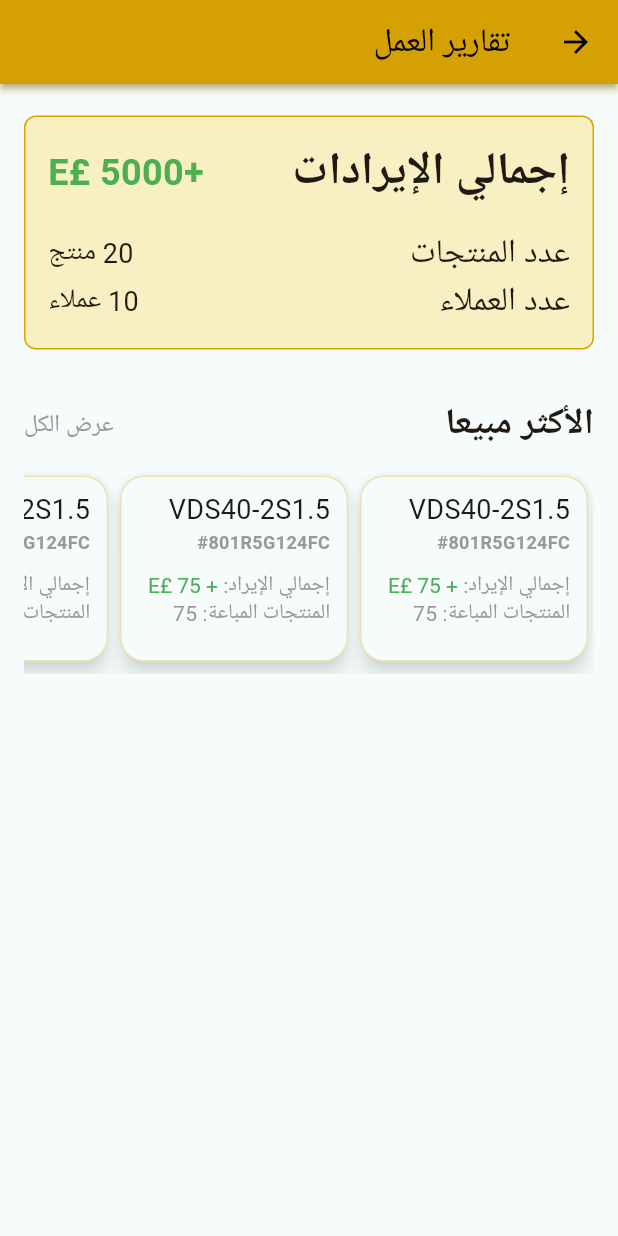
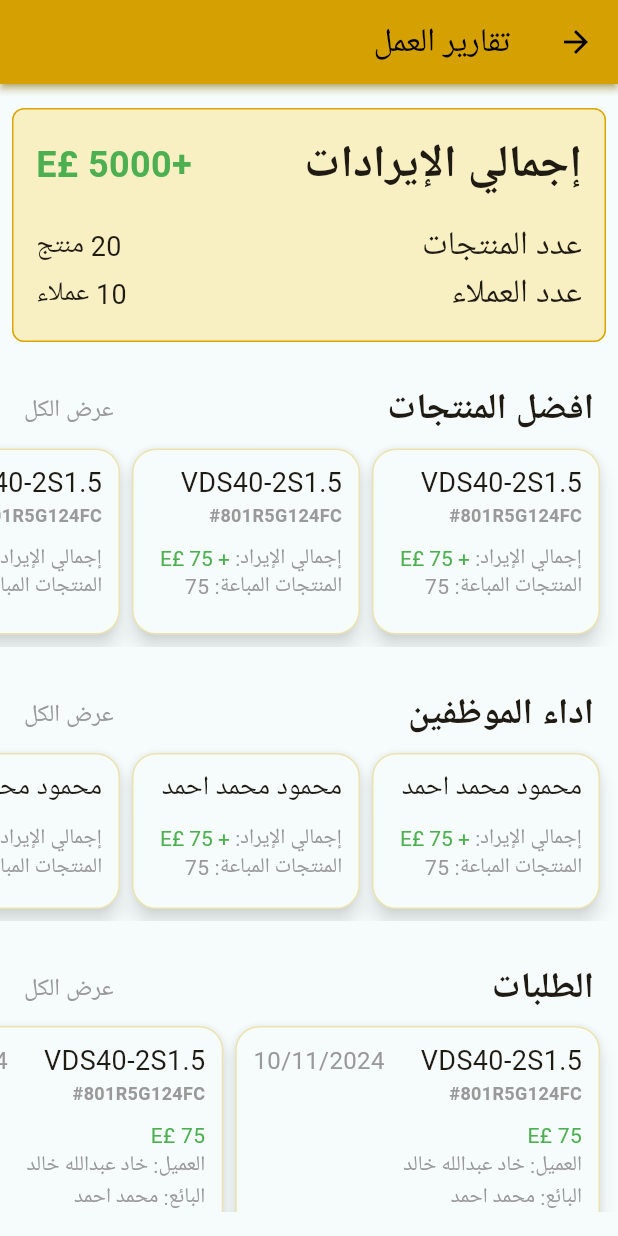
Before and after one commit to ELDemy/inventory_app, a Flutter app: the DashboardScreen screen opened directly, on a phone screen of 412 x 824 dp. Run offline on Flutter 3.47's test engine with Material 3 defaults, Android fonts, the phone set to English and light mode, and no system bars; our stand-ins replace bloc, cloud_firestore, connectivity_plus, firebase_analytics, firebase_auth, firebase_core and 6 more; accounts and stored records are empty.

Commit message:
dashboard main UI

```diff
--- a/lib/core/utils/app_themes/app_colors.dart
+++ b/lib/core/utils/app_themes/app_colors.dart
@@ -4,6 +4,7 @@ abstract class AppColors {
   static const Color primaryColor = Color(0xFFDCA500);
   static const Color primaryBackgroundColor = Color(0xFFF5FCFB);
   static const Color cardBackgroundColor = Color(0xFFF5FCFB);
+  static const Color cardYellowBackgroundColor = Color(0x56FFD456);
 
   static const Color foregroundColor = Colors.black;
   static const Color labelColor = Color(0xFFCC9900);
--- a/lib/core/utils/app_themes/app_theme.dart
+++ b/lib/core/utils/app_themes/app_theme.dart
@@ -30,5 +30,6 @@ class AppTheme {
         borderRadius: BorderRadius.circular(16),
       ),
     ),
+    splashColor: AppColors.primaryColor,
   );
 }
--- a/lib/features/admin/features/dashboard/screens/home_dashboard/presentation/dashboard_screen.dart
+++ b/lib/features/admin/features/dashboard/screens/home_dashboard/presentation/dashboard_screen.dart
@@ -1,5 +1,7 @@
 import 'package:flutter/material.dart';
+import 'package:inventory_app/features/admin/features/dashboard/screens/home_dashboard/presentation/widgets/order_history/order_history.dart';
 
+import 'widgets/top_sellers/top_sellers.dart';
 import 'widgets/top_sold_products/top_sold_products.dart';
 import 'widgets/total_revenue_card.dart';
 
@@ -13,21 +15,16 @@ class DashboardScreen extends StatelessWidget {
         title: const Text('تقارير العمل'),
       ),
       body: const Padding(
-        padding: EdgeInsets.all(16.0),
+        padding: EdgeInsets.symmetric(vertical: 16.0),
         child: SingleChildScrollView(
           child: Column(
             crossAxisAlignment: CrossAxisAlignment.start,
             children: [
               TotalRevenueCard(),
-              SizedBox(height: 28),
+              SizedBox(height: 14),
               TopSoldProducts(),
-              // _buildKeyMetrics(context),
-              // const SizedBox(height: 16),
-              // _buildTopProducts(context),
-              // const SizedBox(height: 16),
-              // _buildSellerPerformance(context),
-              // const SizedBox(height: 16),
-              // _buildOrderHistory(context),
+              TopSellers(),
+              OrderHistory(),
             ],
           ),
         ),
--- a/lib/features/admin/features/dashboard/screens/home_dashboard/presentation/widgets/helpers/report_widget.dart
+++ b/lib/features/admin/features/dashboard/screens/home_dashboard/presentation/widgets/helpers/report_widget.dart
@@ -1,7 +1,8 @@
 import 'package:flutter/material.dart';
+import 'package:inventory_app/core/utils/app_themes/app_colors.dart';
+import 'package:inventory_app/core/utils/app_themes/app_text_styles.dart';
 
 import 'show_all_arrow.dart';
-import 'title_row.dart';
 
 class ReportWidget extends StatelessWidget {
   const ReportWidget({
@@ -21,13 +22,45 @@ class ReportWidget extends StatelessWidget {
 
   @override
   Widget build(BuildContext context) {
-    return Column(
+    return Padding(
+      padding: const EdgeInsets.symmetric(vertical: 14.0),
+      child: Column(
         children: [
-        TitleRow(title: title, showAllOnTap: showAllOnTap),
-        const SizedBox(height: 8),
-        SizedBox(
+          _titleRow(),
+          // const SizedBox(height: 4),
+          _cardsListView(),
+        ],
+      ),
+    );
+  }
+
+  Widget _titleRow() {
+    return Padding(
+      padding: const EdgeInsets.symmetric(horizontal: 16),
+      child: Row(
+        mainAxisAlignment: MainAxisAlignment.spaceBetween,
+        children: [
+          Text(title, style: AppTextStyles.headLine24),
+          InkWell(
+            onTap: showAllOnTap,
+            borderRadius: BorderRadius.circular(50),
+            child: Text(
+              "عرض الكل",
+              style: AppTextStyles.textStyle16.copyWith(
+                color: AppColors.greyColor,
+              ),
+            ),
+          )
+        ],
+      ),
+    );
+  }
+
+  SizedBox _cardsListView() {
+    return SizedBox(
       height: height,
       child: ListView.builder(
+        padding: const EdgeInsets.symmetric(horizontal: 8),
         scrollDirection: Axis.horizontal,
         itemCount: itemCount,
         itemBuilder: (context, index) {
@@ -38,19 +71,21 @@ class ReportWidget extends StatelessWidget {
             constraints: const BoxConstraints(minWidth: 160),
             child: Card(
               elevation: 5,
-                  margin:
-                      const EdgeInsets.symmetric(horizontal: 4, vertical: 8),
+              margin: const EdgeInsets.symmetric(horizontal: 4, vertical: 8),
+              child: InkWell(
+                borderRadius: BorderRadius.circular(16),
+                splashColor: AppColors.primaryColor,
+                onTap: () {},
                 child: Padding(
                   padding: const EdgeInsets.symmetric(
                       horizontal: 12.0, vertical: 10),
                   child: childBuilder(index),
                 ),
               ),
+            ),
           );
         },
       ),
-        )
-      ],
     );
   }
 }
--- a/lib/features/admin/features/dashboard/screens/home_dashboard/presentation/widgets/helpers/title_row.dart
+++ /dev/null
@@ -1,34 +0,0 @@
-import 'package:flutter/material.dart';
-import 'package:inventory_app/core/utils/app_themes/app_colors.dart';
-import 'package:inventory_app/core/utils/app_themes/app_text_styles.dart';
-
-class TitleRow extends StatelessWidget {
-  const TitleRow({
-    super.key,
-    required this.title,
-    required this.showAllOnTap,
-  });
-
-  final String title;
-  final VoidCallback showAllOnTap;
-
-  @override
-  Widget build(BuildContext context) {
-    return Row(
-      mainAxisAlignment: MainAxisAlignment.spaceBetween,
-      children: [
-        Text(title, style: AppTextStyles.headLine24),
-        InkWell(
-          onTap: showAllOnTap,
-          borderRadius: BorderRadius.circular(50),
-          child: Text(
-            "عرض الكل",
-            style: AppTextStyles.textStyle16.copyWith(
-              color: AppColors.greyColor,
-            ),
-          ),
-        )
-      ],
-    );
-  }
-}
--- /dev/null
+++ b/lib/features/admin/features/dashboard/screens/home_dashboard/presentation/widgets/order_history/order_history.dart
@@ -0,0 +1,18 @@
+import 'package:flutter/material.dart';
+import 'package:inventory_app/features/admin/features/dashboard/screens/home_dashboard/presentation/widgets/order_history/order_history_data.dart';
+
+import '../helpers/report_widget.dart';
+
+class OrderHistory extends StatelessWidget {
+  const OrderHistory({super.key});
+
+  @override
+  Widget build(BuildContext context) {
+    return ReportWidget(
+      height: 160,
+      title: "الطلبات",
+      showAllOnTap: () {},
+      childBuilder: (index) => OrderHistoryData(index: index),
+    );
+  }
+}
--- /dev/null
+++ b/lib/features/admin/features/dashboard/screens/home_dashboard/presentation/widgets/order_history/order_history_data.dart
@@ -0,0 +1,51 @@
+import 'package:flutter/material.dart';
+import 'package:inventory_app/core/utils/app_themes/app_colors.dart';
+import 'package:inventory_app/core/utils/app_themes/app_text_styles.dart';
+
+class OrderHistoryData extends StatelessWidget {
+  const OrderHistoryData({
+    super.key,
+    required this.index,
+  });
+  final int index;
+
+  @override
+  Widget build(BuildContext context) {
+    return Column(
+      crossAxisAlignment: CrossAxisAlignment.start,
+      children: [
+        Row(
+          children: [
+            const Text(
+              "VDS40-2S1.5",
+              style: AppTextStyles.textStyle18,
+            ),
+            const SizedBox(width: 24),
+            Text(
+              "10/11/2024",
+              style: AppTextStyles.textStyle16
+                  .copyWith(color: AppColors.greyColor),
+            ),
+          ],
+        ),
+        Text(
+          "#801R5G124FC",
+          style: AppTextStyles.textStyle12.copyWith(color: AppColors.greyColor),
+        ),
+        const SizedBox(height: 10),
+        Text(
+          "75 £E", // The colored part
+          style: AppTextStyles.textStyle14.copyWith(color: Colors.green),
+        ),
+        Text(
+          "العميل: خاد عبدالله خالد",
+          style: AppTextStyles.textStyle14.copyWith(color: AppColors.greyColor),
+        ),
+        Text(
+          "البائع: محمد احمد",
+          style: AppTextStyles.textStyle14.copyWith(color: AppColors.greyColor),
+        ),
+      ],
+    );
+  }
+}
--- /dev/null
+++ b/lib/features/admin/features/dashboard/screens/home_dashboard/presentation/widgets/top_sellers/top_sellers.dart
@@ -0,0 +1,20 @@
+import 'package:flutter/material.dart';
+
+import '../helpers/report_widget.dart';
+import 'top_sellers_data.dart';
+
+class TopSellers extends StatelessWidget {
+  const TopSellers({
+    super.key,
+  });
+
+  @override
+  Widget build(BuildContext context) {
+    return ReportWidget(
+      height: 120,
+      title: "اداء الموظفين",
+      showAllOnTap: () {},
+      childBuilder: (index) => TopSellersData(index: index),
+    );
+  }
+}
--- /dev/null
+++ b/lib/features/admin/features/dashboard/screens/home_dashboard/presentation/widgets/top_sellers/top_sellers_data.dart
@@ -0,0 +1,44 @@
+import 'package:flutter/material.dart';
+import 'package:inventory_app/core/utils/app_themes/app_colors.dart';
+import 'package:inventory_app/core/utils/app_themes/app_text_styles.dart';
+
+class TopSellersData extends StatelessWidget {
+  const TopSellersData({
+    super.key,
+    required this.index,
+  });
+  final int index;
+
+  @override
+  Widget build(BuildContext context) {
+    return Column(
+      crossAxisAlignment: CrossAxisAlignment.start,
+      children: [
+        const Text(
+          "محمود محمد احمد",
+          style: AppTextStyles.textStyle18,
+        ),
+        const SizedBox(height: 10),
+        RichText(
+          text: TextSpan(
+            children: [
+              TextSpan(
+                text: "إجمالي الإيراد: ", // The static part
+                style: AppTextStyles.textStyle14
+                    .copyWith(color: AppColors.greyColor),
+              ),
+              TextSpan(
+                text: "+ E£ 75", // The colored part
+                style: AppTextStyles.textStyle14.copyWith(color: Colors.green),
+              ),
+            ],
+          ),
+        ),
+        Text(
+          "المنتجات المباعة: 75",
+          style: AppTextStyles.textStyle14.copyWith(color: AppColors.greyColor),
+        ),
+      ],
+    );
+  }
+}
--- a/lib/features/admin/features/dashboard/screens/home_dashboard/presentation/widgets/top_sold_products/top_sold_products.dart
+++ b/lib/features/admin/features/dashboard/screens/home_dashboard/presentation/widgets/top_sold_products/top_sold_products.dart
@@ -11,7 +11,7 @@ class TopSoldProducts extends StatelessWidget {
   @override
   Widget build(BuildContext context) {
     return ReportWidget(
-      title: "الأكثر مبيعا",
+      title: "افضل المنتجات",
       showAllOnTap: () {},
       childBuilder: (index) => TopSoldProductCardData(index: index),
     );
--- a/lib/features/admin/features/dashboard/screens/home_dashboard/presentation/widgets/total_revenue_card.dart
+++ b/lib/features/admin/features/dashboard/screens/home_dashboard/presentation/widgets/total_revenue_card.dart
@@ -8,7 +8,8 @@ class TotalRevenueCard extends StatelessWidget {
   @override
   Widget build(BuildContext context) {
     return Card(
-      color: const Color(0x56FFD456),
+      margin: const EdgeInsets.symmetric(horizontal: 8),
+      color: AppColors.cardYellowBackgroundColor,
       elevation: 0,
       shape: const RoundedRectangleBorder(
         side: BorderSide(color: AppColors.primaryColor),
```
Lines whose indentation alone changed are shown as unchanged.
